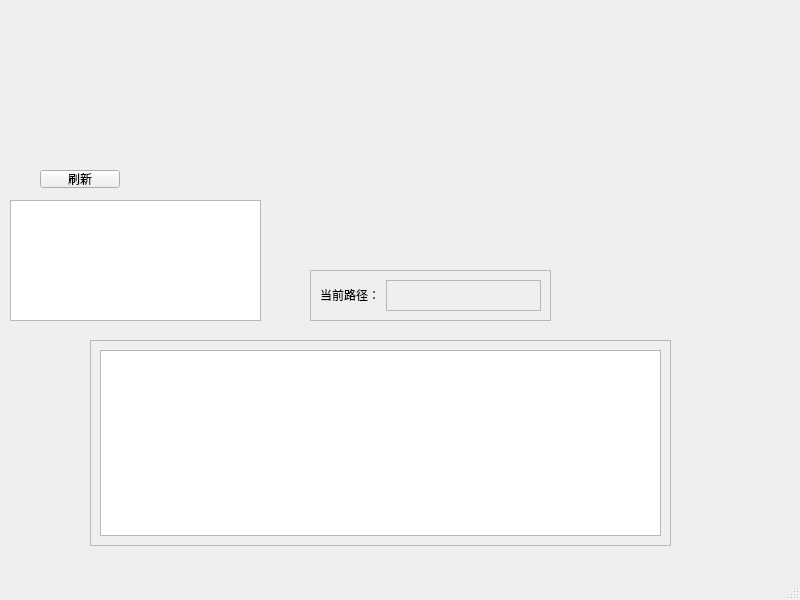
Above: mainwindow.ui from ztlztlztlztl/Visk before the change. Below: the same form after it.
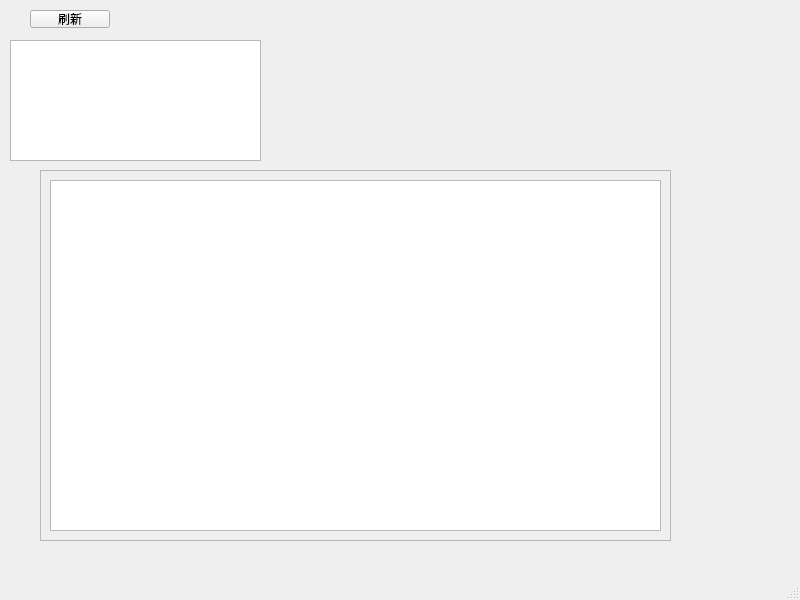
That is the form after the change. Custom widgets are drawn as their Qt base class.

```diff
--- a/mainwindow.ui
+++ b/mainwindow.ui
@@ -18,7 +18,7 @@
     <property name="geometry">
      <rect>
       <x>10</x>
-      <y>200</y>
+      <y>40</y>
       <width>251</width>
       <height>121</height>
      </rect>
@@ -27,8 +27,8 @@
    <widget class="QPushButton" name="refreshDriveBtn">
     <property name="geometry">
      <rect>
-      <x>40</x>
-      <y>170</y>
+      <x>30</x>
+      <y>10</y>
       <width>80</width>
       <height>18</height>
      </rect>
@@ -37,54 +37,13 @@
      <string>刷新</string>
     </property>
    </widget>
-   <widget class="QFrame" name="breadcrumbDisplayFrame">
-    <property name="geometry">
-     <rect>
-      <x>310</x>
-      <y>270</y>
-      <width>241</width>
-      <height>51</height>
-     </rect>
-    </property>
-    <property name="frameShape">
-     <enum>QFrame::Shape::StyledPanel</enum>
-    </property>
-    <property name="frameShadow">
-     <enum>QFrame::Shadow::Raised</enum>
-    </property>
-    <layout class="QHBoxLayout" name="horizontalLayout_2">
-     <item>
-      <widget class="QLabel" name="textLabel">
-       <property name="sizePolicy">
-        <sizepolicy hsizetype="Fixed" vsizetype="Fixed">
-         <horstretch>0</horstretch>
-         <verstretch>0</verstretch>
-        </sizepolicy>
-       </property>
-       <property name="text">
-        <string>当前路径：</string>
-       </property>
-      </widget>
-     </item>
-     <item>
-      <widget class="QFrame" name="breadcrumbAreaFrame">
-       <property name="frameShape">
-        <enum>QFrame::Shape::StyledPanel</enum>
-       </property>
-       <property name="frameShadow">
-        <enum>QFrame::Shadow::Raised</enum>
-       </property>
-      </widget>
-     </item>
-    </layout>
-   </widget>
    <widget class="QFrame" name="frame">
     <property name="geometry">
      <rect>
-      <x>90</x>
-      <y>340</y>
-      <width>581</width>
-      <height>206</height>
+      <x>40</x>
+      <y>170</y>
+      <width>631</width>
+      <height>371</height>
      </rect>
     </property>
     <property name="frameShape">
@@ -112,6 +71,14 @@
   </widget>
   <widget class="QStatusBar" name="statusbar"/>
  </widget>
+ <customwidgets>
+  <customwidget>
+   <class>breadcrumbWidget</class>
+   <extends>QWidget</extends>
+   <header>breadcrumbwidget.h</header>
+   <container>1</container>
+  </customwidget>
+ </customwidgets>
  <resources/>
  <connections/>
 </ui>
```
Left out of the diff: 10 changed lines with no effect on the pictures.
